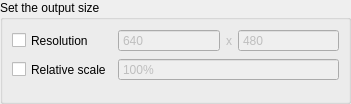
This is src/display/qt/dialogs/ui/output_resolution_dialog.ui in mrehkopf/vcs as Qt 5 draws it before an edit. The edited form follows.
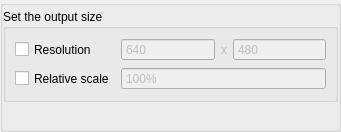
This is the edited form.

Commit message:
gui/dialogs: Unify layout
All dialogs should have a main group box inside which the dialog's group
boxes are placed.

```diff
--- a/src/display/qt/dialogs/ui/output_resolution_dialog.ui
+++ b/src/display/qt/dialogs/ui/output_resolution_dialog.ui
@@ -6,28 +6,49 @@
    <rect>
     <x>0</x>
     <y>0</y>
-    <width>351</width>
-    <height>104</height>
+    <width>341</width>
+    <height>132</height>
    </rect>
   </property>
   <property name="windowTitle">
    <string>Dialog</string>
   </property>
+  <layout class="QVBoxLayout" name="verticalLayout_2">
+   <property name="spacing">
+    <number>0</number>
+   </property>
+   <property name="leftMargin">
+    <number>0</number>
+   </property>
+   <property name="topMargin">
+    <number>0</number>
+   </property>
+   <property name="rightMargin">
+    <number>0</number>
+   </property>
+   <property name="bottomMargin">
+    <number>0</number>
+   </property>
+   <item>
+    <widget class="QGroupBox" name="groupBox_main">
+     <property name="title">
+      <string/>
+     </property>
   <layout class="QVBoxLayout" name="verticalLayout">
    <property name="spacing">
-    <number>0</number>
+       <number>3</number>
    </property>
    <property name="leftMargin">
     <number>0</number>
    </property>
    <property name="topMargin">
-    <number>0</number>
+       <number>3</number>
    </property>
    <property name="rightMargin">
     <number>0</number>
    </property>
    <property name="bottomMargin">
-    <number>0</number>
+       <number>10</number>
    </property>
    <item>
     <widget class="QGroupBox" name="groupBox">
@@ -168,7 +189,10 @@
         </property>
        </widget>
       </item>
-      <item row="2" column="1">
+        </layout>
+       </widget>
+      </item>
+      <item>
        <spacer name="verticalSpacer">
         <property name="orientation">
          <enum>Qt::Vertical</enum>
@@ -176,7 +200,7 @@
         <property name="sizeHint" stdset="0">
          <size>
           <width>20</width>
-          <height>9999999</height>
+          <height>999999</height>
          </size>
         </property>
        </spacer>
```
Left out of the diff: 146 changed lines with no effect on the pictures. Lines whose indentation alone changed are shown as unchanged. The commit also changes 13 other files.
